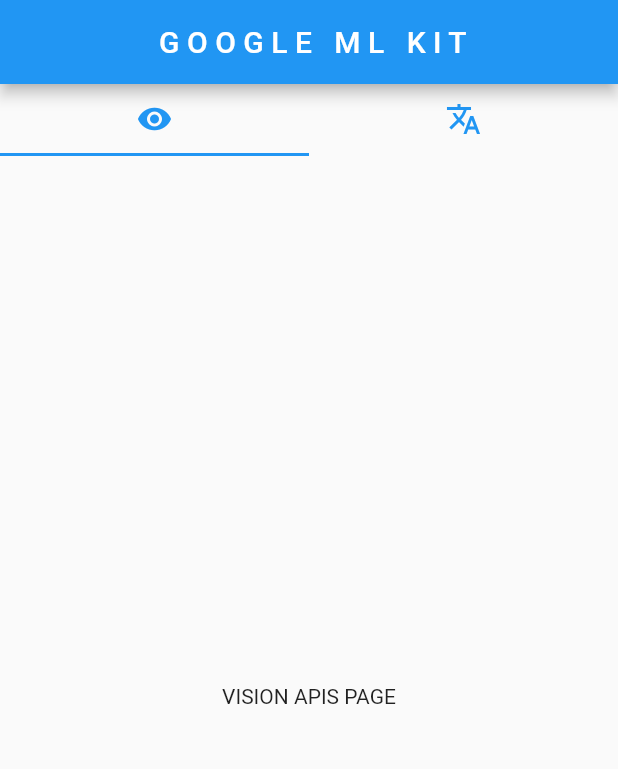
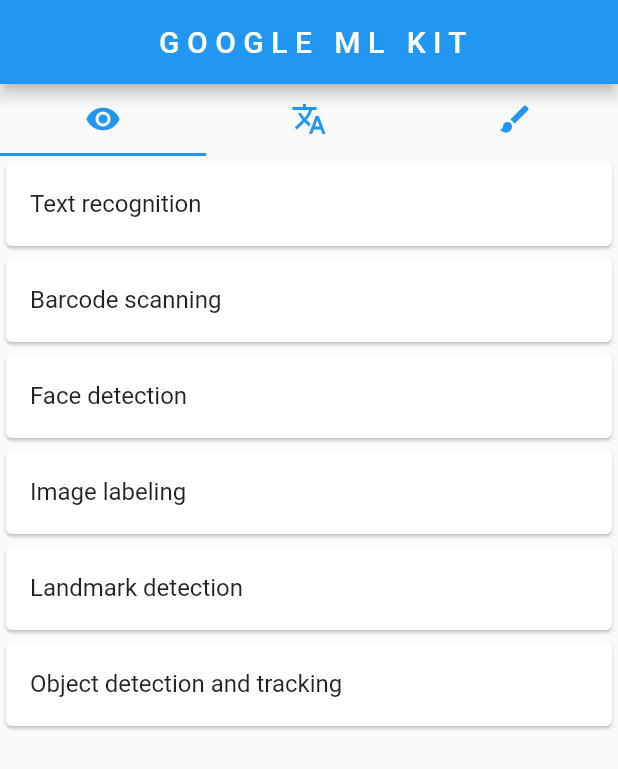
Before and after one commit to GopalVerma1303/google_mlkit_flutter, a Flutter app: the screen it shows after launch, on a phone screen of 412 x 824 dp. Shown: the top 769 px of the screen. Run offline on Flutter 3.47's test engine with Material 2 defaults, Android fonts, the phone set to English and light mode, and no system bars.

Commit message:
added new customr tab and lists

```diff
--- a/lib/homepage.dart
+++ b/lib/homepage.dart
@@ -1,12 +1,13 @@
 import 'package:flutter/material.dart';
-import 'package:google_mlkit_flutter/NlpApis.dart';
-import 'package:google_mlkit_flutter/visionapis.dart';
+import 'package:google_mlkit_flutter/tabs/NlpApis.dart';
+import 'package:google_mlkit_flutter/tabs/visionapis.dart';
+import 'package:google_mlkit_flutter/tabs/customapis.dart';
 
 class HomePage extends StatelessWidget {
   @override
   Widget build(BuildContext context) {
     return DefaultTabController(
-        length: 2,
+        length: 3,
         child: Scaffold(
           appBar: AppBar(
             title: Text(" G O O G L E   M L   K I T"),
@@ -21,6 +22,9 @@
                   ),
                   Tab(
                     icon: Icon(Icons.translate, color: Colors.blue),
+                  ),
+                  Tab(
+                    icon: Icon(Icons.brush, color: Colors.blue),
                   )
                 ],
               ),
@@ -32,6 +36,9 @@
                     ),
                     Container(
                       child: nlpapis(),
+                    ),
+                    Container(
+                      child: customapis(),
                     )
                   ],
                 ),
--- a/lib/nlpapis.dart
+++ /dev/null
@@ -1,10 +0,0 @@
-import 'package:flutter/material.dart';
-
-class nlpapis extends StatelessWidget {
-  @override
-  Widget build(BuildContext context) {
-    return Scaffold(
-      body: Center(child: Text("NLP APIS PAGE")),
-    );
-  }
-}
--- /dev/null
+++ b/lib/tabs/visionapis.dart
@@ -0,0 +1,27 @@
+import 'package:flutter/material.dart';
+
+class visionapis extends StatelessWidget {
+  @override
+  List<String> itemsList = [
+    "Text recognition",
+    "Barcode scanning",
+    "Face detection",
+    "Image labeling",
+    "Landmark detection",
+    "Object detection and tracking"
+  ];
+  Widget build(BuildContext context) {
+    return Scaffold(
+      body: ListView.builder(
+        itemCount: itemsList.length,
+        itemBuilder: (context, index) {
+          return Card(
+            child: ListTile(
+              title: Text(itemsList[index]),
+            ),
+          );
+        },
+      ),
+    );
+  }
+}
--- a/lib/visionapis.dart
+++ /dev/null
@@ -1,10 +0,0 @@
-import 'package:flutter/material.dart';
-
-class visionapis extends StatelessWidget {
-  @override
-  Widget build(BuildContext context) {
-    return Scaffold(
-      body: Center(child: Text("VISION APIS PAGE")),
-    );
-  }
-}
```
Also changed, not shown: lib/tabs/customapis.dart (added, +20 -0 lines), lib/tabs/nlpapis.dart (added, +24 -0 lines).
